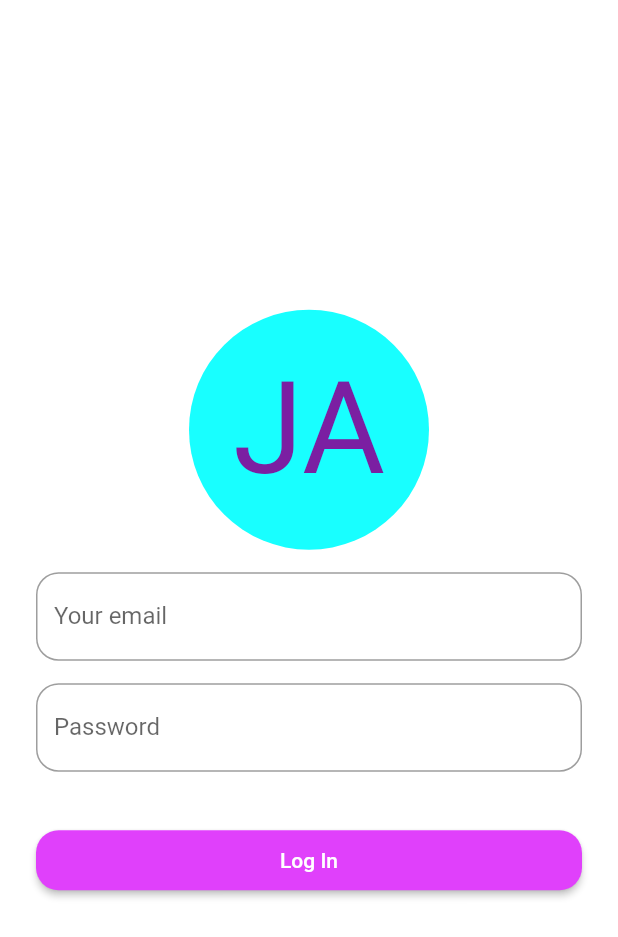
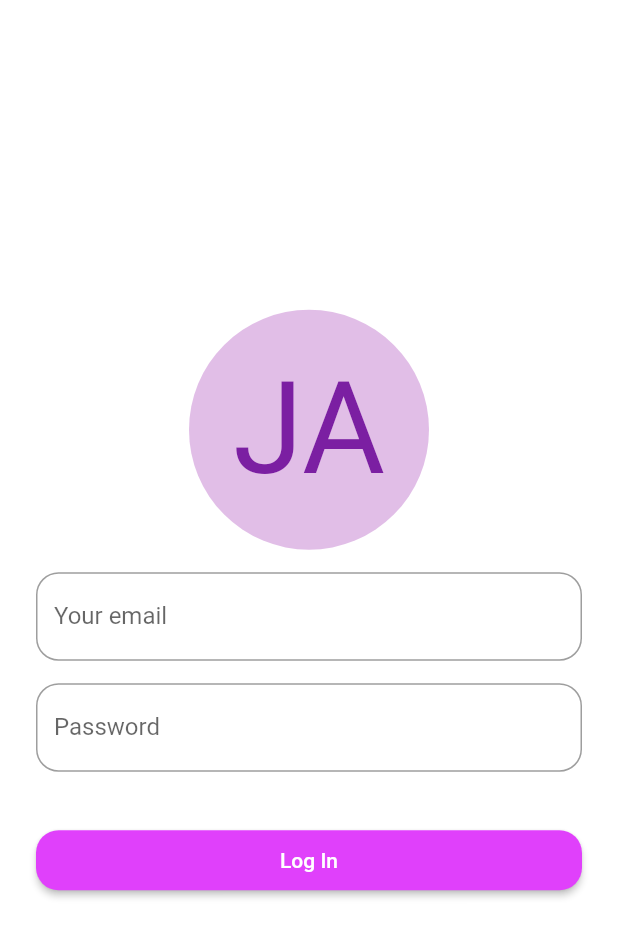
Before and after one commit to Podiihq/journal_app, a Flutter app: the SignInPage screen opened by its route, on a phone screen of 412 x 824 dp. Shown: the top 937 px of the screen. Run offline on Flutter 3.47's test engine with Material 2 defaults, Android fonts, the phone set to English and light mode, and no system bars.

Commit message:
Changed overal theming

```diff
--- a/lib/auth/sign_in.dart
+++ b/lib/auth/sign_in.dart
@@ -14,7 +14,7 @@ class _SignInPageState extends State<SignInPage> {
   @override
   Widget build(BuildContext context) {
     final logo = CircleAvatar(
-      backgroundColor: Colors.cyanAccent,
+      backgroundColor: Theme.of(context).primaryColorLight,
       child: Text(
         "JA",
         style: TextStyle(
@@ -50,7 +50,7 @@ class _SignInPageState extends State<SignInPage> {
             borderRadius: BorderRadius.circular(15),
           ),
           onPressed: () {
-            Navigator.of(context).pushNamed(HomePage.tag);
+            Navigator.of(context).pushNamed(JournalsList.tag);
           },
           padding: EdgeInsets.all(12),
           color: Colors.purpleAccent,
```
Also changed, not shown: assets/Oswald-Bold.ttf (added).
